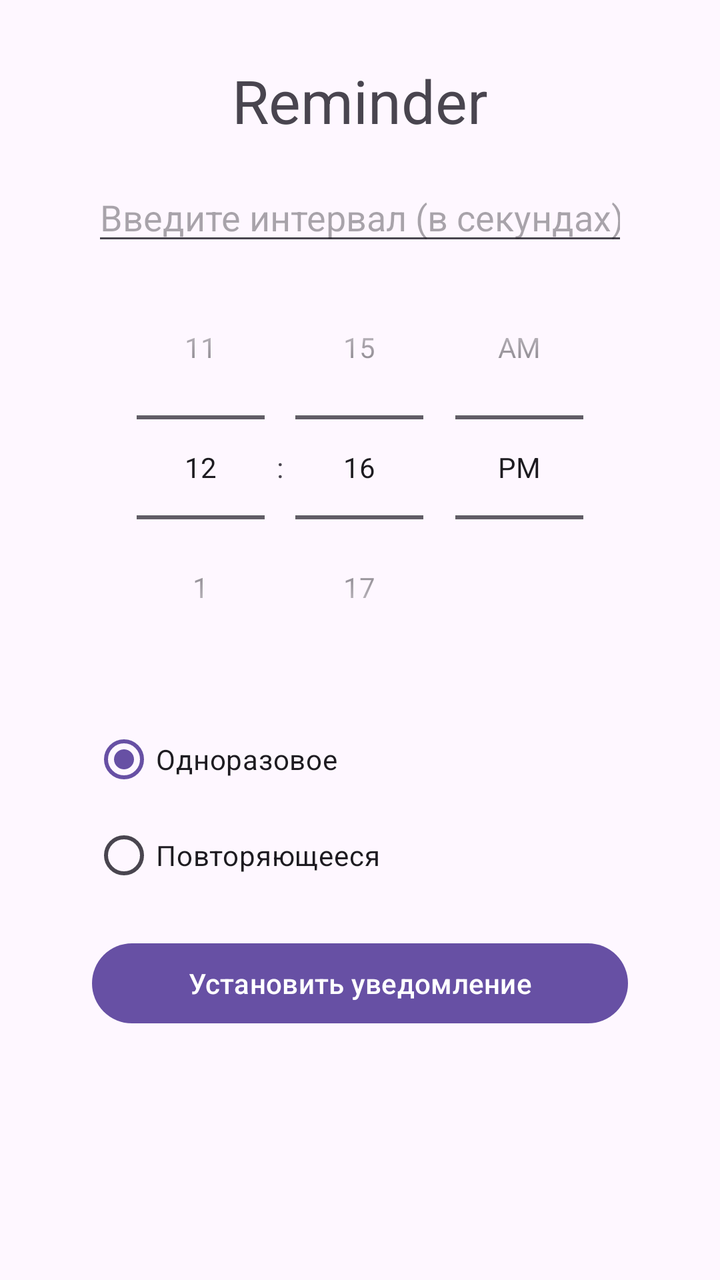
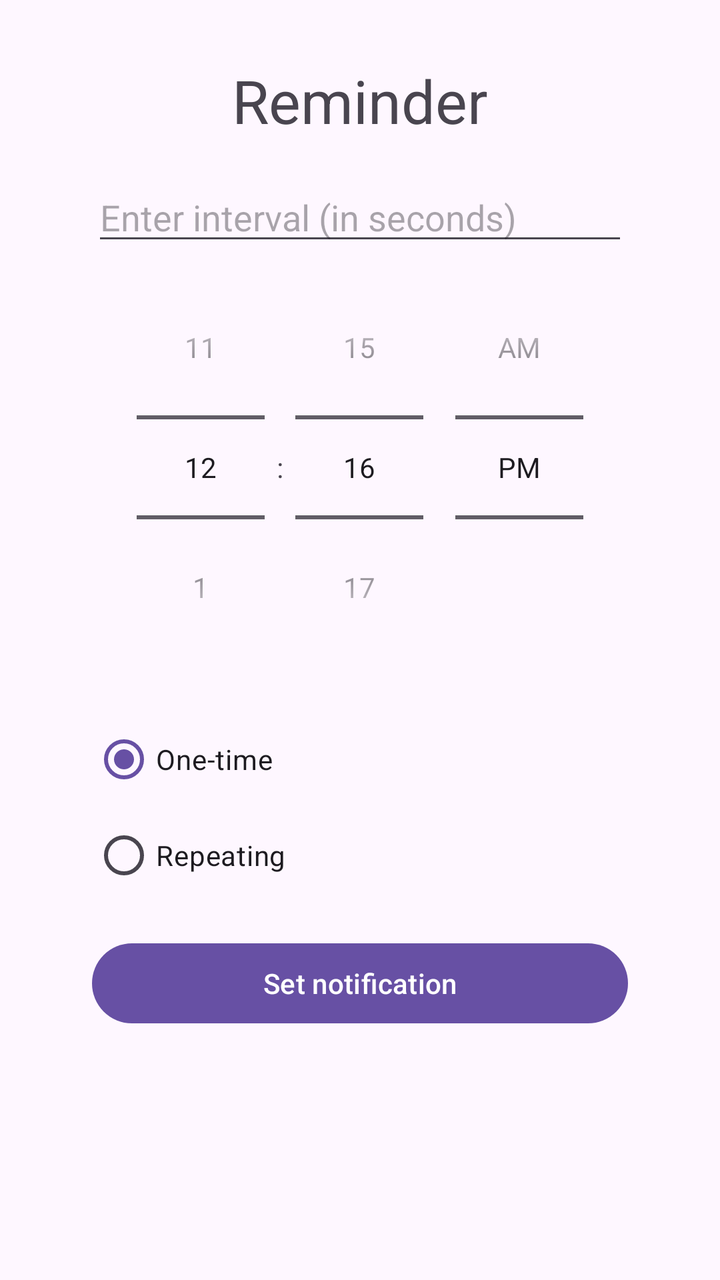

An Android layout rendered at two revisions. The XML below is the earlier revision; the diff shows what the commit changed to produce the second picture.
<!-- AndroidManifest.xml: application theme Theme.ZeFraStandart -->
<!-- res/layout/activity_reminder.xml -->
<?xml version="1.0" encoding="utf-8"?>
<LinearLayout xmlns:android="http://schemas.android.com/apk/res/android"
    xmlns:app="http://schemas.android.com/apk/res-auto"
    xmlns:tools="http://schemas.android.com/tools"
    android:layout_width="match_parent"
    android:layout_height="match_parent"
    android:orientation="vertical"
    android:gravity="center_horizontal"
    android:padding="30dp"
    tools:context=".Reminder">

    <TextView
        android:layout_width="wrap_content"
        android:layout_height="wrap_content"
        android:textSize="30dp"
        android:text="Reminder" />

    <ScrollView xmlns:android="http://schemas.android.com/apk/res/android"
        android:layout_width="match_parent"
        android:layout_height="match_parent"
        android:padding="16dp">

        <LinearLayout
            android:layout_width="match_parent"
            android:layout_height="wrap_content"
            android:orientation="vertical">

            
            <EditText
                android:id="@+id/etInterval"
                android:layout_width="match_parent"
                android:layout_height="wrap_content"
                android:hint="Введите интервал (в секундах)"
                android:inputType="number" />

            
            <TimePicker
                android:id="@+id/timePicker"
                android:layout_width="match_parent"
                android:layout_height="wrap_content"
                android:timePickerMode="spinner" />

            
            <RadioGroup
                android:id="@+id/rgNotificationType"
                android:layout_width="match_parent"
                android:layout_height="wrap_content"
                android:orientation="vertical"
                android:layout_marginTop="16dp">

                <RadioButton
                    android:id="@+id/rbSingle"
                    android:layout_width="wrap_content"
                    android:layout_height="wrap_content"
                    android:text="Одноразовое"
                    android:checked="true" />

                <RadioButton
                    android:id="@+id/rbRepeating"
                    android:layout_width="wrap_content"
                    android:layout_height="wrap_content"
                    android:text="Повторяющееся" />
            </RadioGroup>

            
            <EditText
                android:id="@+id/etRepeatPeriod"
                android:layout_width="match_parent"
                android:layout_height="wrap_content"
                android:hint="Введите период повторения (в секундах)"
                android:inputType="number"
                android:visibility="gone" />

            
            <Button
                android:id="@+id/btnSetNotification"
                android:layout_width="match_parent"
                android:layout_height="wrap_content"
                android:text="Установить уведомление"
                android:layout_marginTop="16dp" />
        </LinearLayout>
    </ScrollView>

</LinearLayout>
<!-- resources referenced by this layout -->
<resources>
  <style name="Theme.ZeFraStandart" parent="Base.Theme.ZeFraStandart" />
  <style name="Base.Theme.ZeFraStandart" parent="Theme.Material3.DayNight.NoActionBar">
          
          
      </style>
</resources>

<!-- the commit's change to res/layout/activity_reminder.xml (unified diff, before → after) -->
@@ -30,7 +30,7 @@
                 android:id="@+id/etInterval"
                 android:layout_width="match_parent"
                 android:layout_height="wrap_content"
-                android:hint="Введите интервал (в секундах)"
+                android:hint="Enter interval (in seconds)"
                 android:inputType="number" />
 
             
@@ -52,14 +52,14 @@
                     android:id="@+id/rbSingle"
                     android:layout_width="wrap_content"
                     android:layout_height="wrap_content"
-                    android:text="Одноразовое"
+                    android:text="One-time"
                     android:checked="true" />
 
                 <RadioButton
                     android:id="@+id/rbRepeating"
                     android:layout_width="wrap_content"
                     android:layout_height="wrap_content"
-                    android:text="Повторяющееся" />
+                    android:text="Repeating" />
             </RadioGroup>
 
             
@@ -67,7 +67,7 @@
                 android:id="@+id/etRepeatPeriod"
                 android:layout_width="match_parent"
                 android:layout_height="wrap_content"
-                android:hint="Введите период повторения (в секундах)"
+                android:hint="Enter repeat period (in seconds)"
                 android:inputType="number"
                 android:visibility="gone" />
 
@@ -76,7 +76,7 @@
                 android:id="@+id/btnSetNotification"
                 android:layout_width="match_parent"
                 android:layout_height="wrap_content"
-                android:text="Установить уведомление"
+                android:text="Set notification"
                 android:layout_marginTop="16dp" />
         </LinearLayout>
     </ScrollView>
